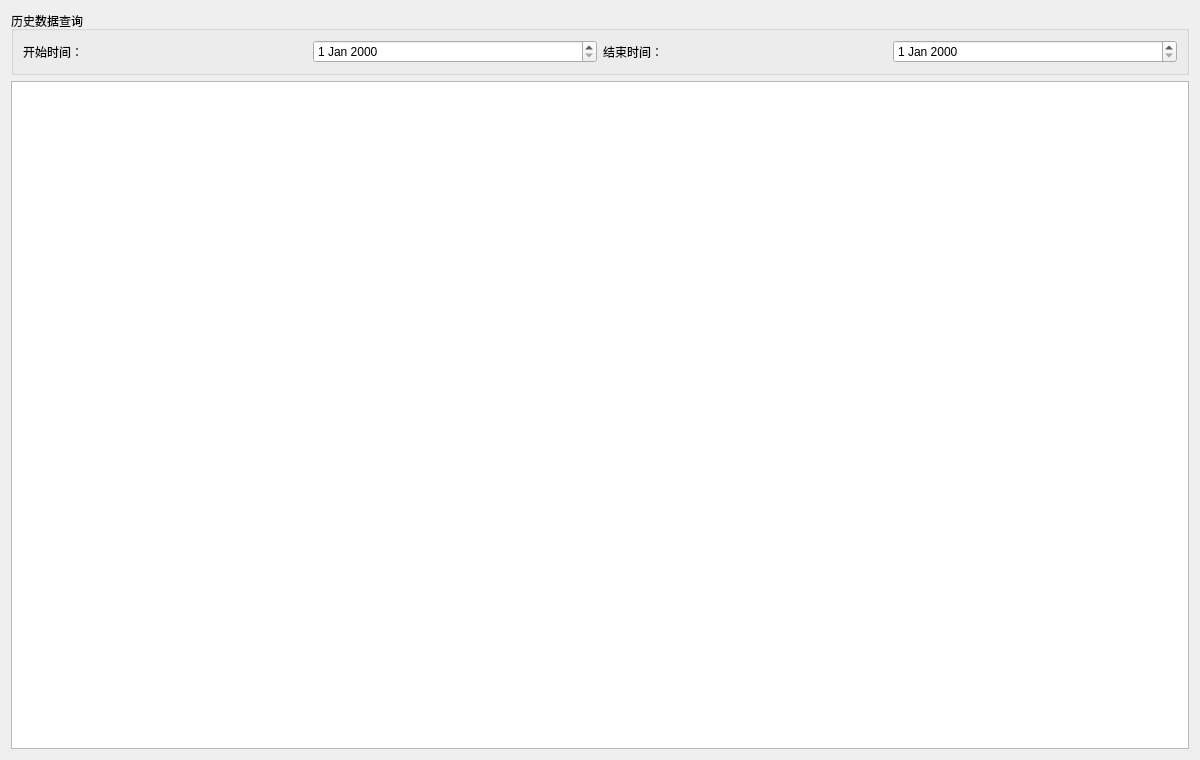
niudamei/IndustrialHub, file src/pages/HistoryPage.ui: the form before one commit.
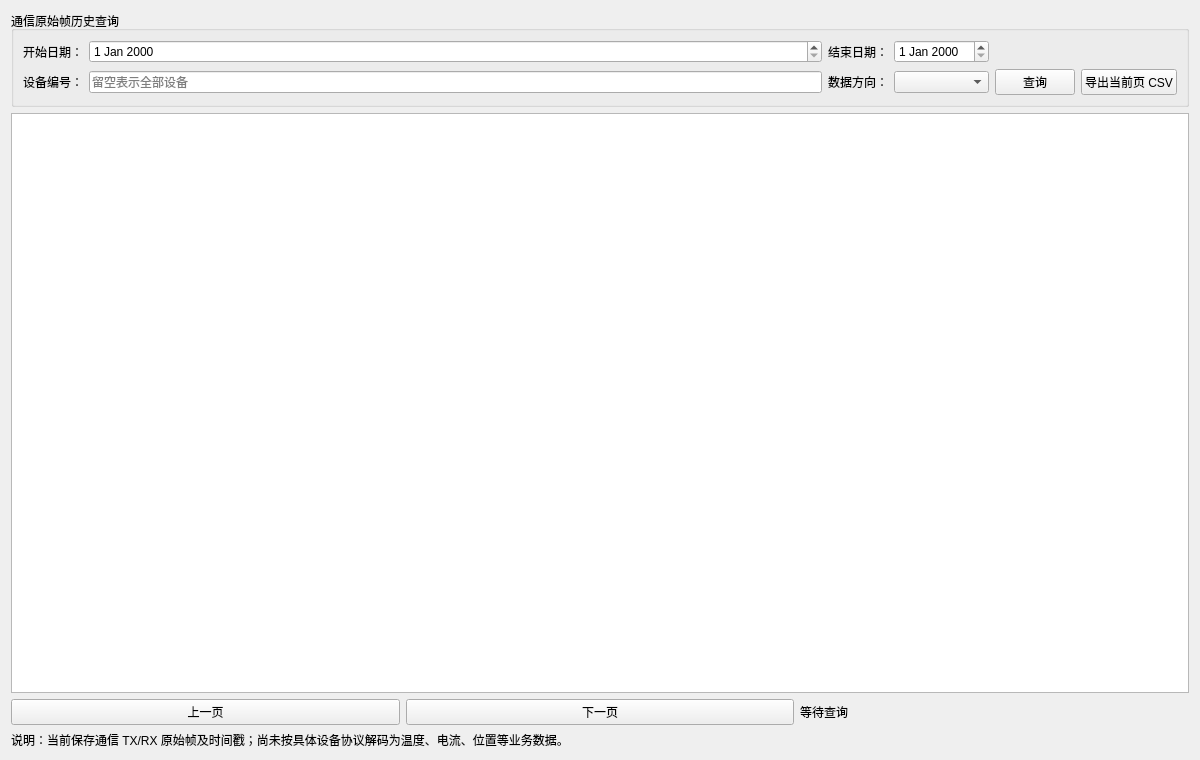
The form after the commit. Custom widgets are drawn as their Qt base class.

Commit message: Build communication history query UI

```diff
--- a/src/pages/HistoryPage.ui
+++ b/src/pages/HistoryPage.ui
@@ -16,30 +16,18 @@
   <layout class="QVBoxLayout" name="verticalLayout">
    <item>
     <widget class="QGroupBox" name="dataGroup">
-     <property name="title">
-      <string>历史数据查询</string>
-     </property>
+     <property name="title"><string>通信原始帧历史查询</string></property>
      <layout class="QGridLayout" name="gridLayout">
-      <item row="0" column="0">
-       <widget class="QLabel" name="startDateLabel">
-        <property name="text">
-         <string>开始时间：</string>
-        </property>
-       </widget>
-      </item>
-      <item row="0" column="1">
-       <widget class="QDateEdit" name="startDateTimeEdit"/>
-      </item>
-      <item row="0" column="2">
-       <widget class="QLabel" name="endDateLabel">
-        <property name="text">
-         <string>结束时间：</string>
-        </property>
-       </widget>
-      </item>
-      <item row="0" column="3">
-       <widget class="QDateEdit" name="endDateTimeEdit"/>
-      </item>
+      <item row="0" column="0"><widget class="QLabel" name="startDateLabel"><property name="text"><string>开始日期：</string></property></widget></item>
+      <item row="0" column="1"><widget class="QDateEdit" name="startDateTimeEdit"/></item>
+      <item row="0" column="2"><widget class="QLabel" name="endDateLabel"><property name="text"><string>结束日期：</string></property></widget></item>
+      <item row="0" column="3"><widget class="QDateEdit" name="endDateTimeEdit"/></item>
+      <item row="1" column="0"><widget class="QLabel" name="deviceLabel"><property name="text"><string>设备编号：</string></property></widget></item>
+      <item row="1" column="1"><widget class="QLineEdit" name="deviceFilterEdit"><property name="placeholderText"><string>留空表示全部设备</string></property></widget></item>
+      <item row="1" column="2"><widget class="QLabel" name="directionLabel"><property name="text"><string>数据方向：</string></property></widget></item>
+      <item row="1" column="3"><widget class="QComboBox" name="directionCombo"/></item>
+      <item row="1" column="4"><widget class="QPushButton" name="queryButton"><property name="text"><string>查询</string></property></widget></item>
+      <item row="1" column="5"><widget class="QPushButton" name="exportButton"><property name="text"><string>导出当前页 CSV</string></property></widget></item>
      </layout>
     </widget>
    </item>
@@ -50,14 +38,18 @@
      </property>
     </widget>
    </item>
+   <item>
+    <layout class="QHBoxLayout" name="paginationLayout">
+     <item><widget class="QPushButton" name="previousButton"><property name="text"><string>上一页</string></property></widget></item>
+     <item><widget class="QPushButton" name="nextButton"><property name="text"><string>下一页</string></property></widget></item>
+     <item><widget class="QLabel" name="resultLabel"><property name="text"><string>等待查询</string></property></widget></item>
+    </layout>
+   </item>
+   <item><widget class="QLabel" name="historyHintLabel"><property name="text"><string>说明：当前保存通信 TX/RX 原始帧及时间戳；尚未按具体设备协议解码为温度、电流、位置等业务数据。</string></property><property name="wordWrap"><bool>true</bool></property></widget></item>
   </layout>
  </widget>
  <customwidgets>
-  <customwidget>
-   <class>CustomTableWidget</class>
-   <extends>QTableWidget</extends>
-   <header location="global">CustomFolder/customtablewidget.h</header>
-  </customwidget>
+  <customwidget><class>CustomTableWidget</class><extends>QTableWidget</extends><header location="global">CustomFolder/customtablewidget.h</header></customwidget>
  </customwidgets>
  <resources/>
  <connections/>
```
Left out of the diff: 15 changed lines with no effect on the pictures.
